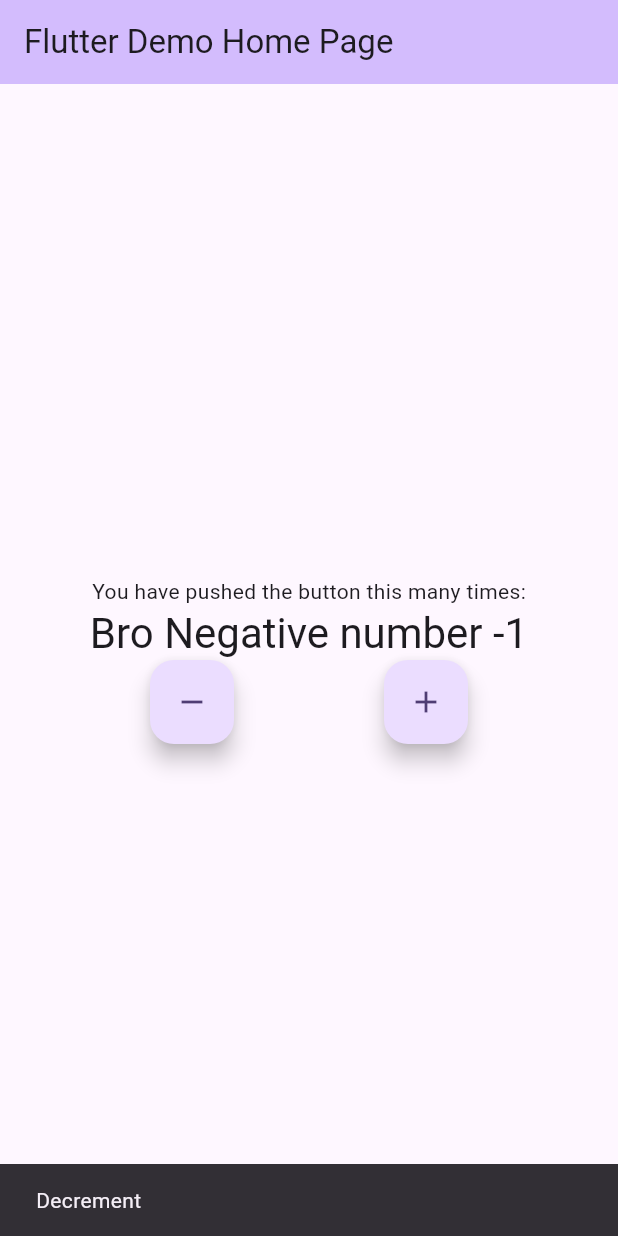
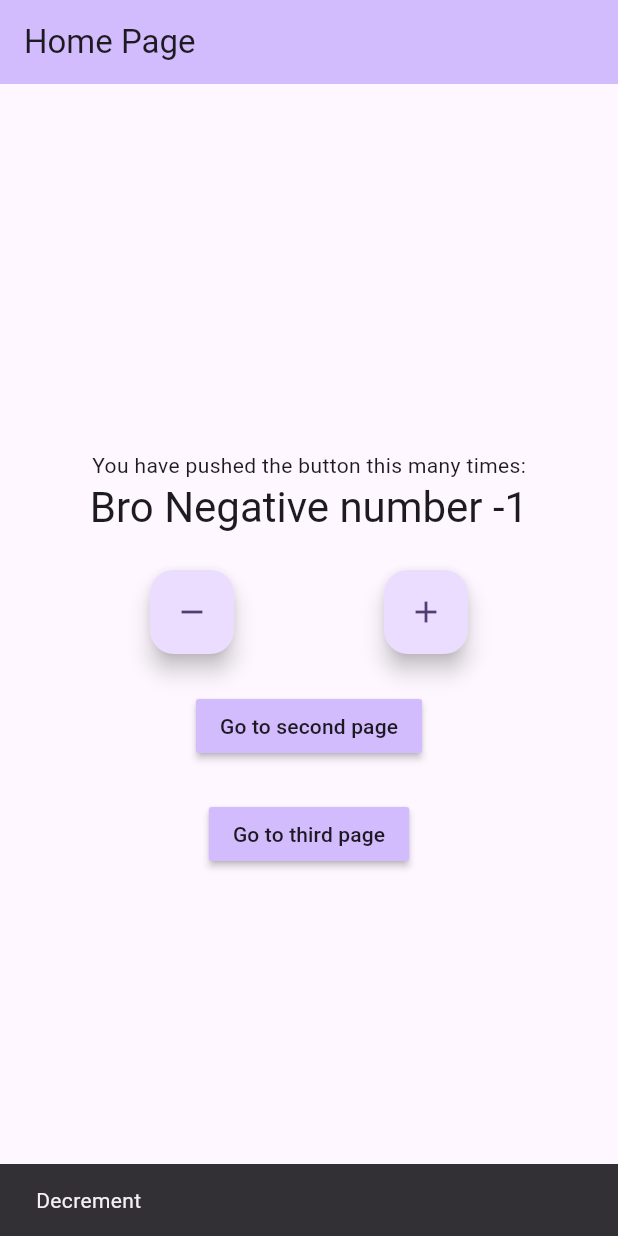
Before and after one commit to Joldubaev/counter-app, a Flutter app: the screen it shows after launch, after a tap on the "remove" icon, on a phone screen of 412 x 824 dp. Run offline on Flutter 3.47's test engine with Material 2 defaults, Android fonts, the phone set to English and light mode, and no system bars; our stand-ins replace bloc, equatable, flutter_bloc.

Commit message:
added new pages and added navigation

```diff
--- a/lib/main.dart
+++ b/lib/main.dart
@@ -2,18 +2,21 @@ import 'package:flutter/foundation.dart';
 import 'package:flutter/material.dart';
 import 'package:flutter_bloc/flutter_bloc.dart';
 import 'package:flutter_example/cubit/counter_cubit.dart';
+import 'package:flutter_example/presentions/router/app_router.dart';
 
 void main() {
   final CounterState counterState1 = CounterState(counterValue: 1);
   final CounterState counterState2 = CounterState(counterValue: 1);
   if (kDebugMode) {
-    print(counterState1 ==counterState2);
+    print(counterState1 == counterState2);
   }
-  runApp(const MyApp());
+  runApp(MyApp());
 }
 
 class MyApp extends StatelessWidget {
-  const MyApp({super.key});
+  MyApp({super.key});
+
+  final AppRouter _appRouter = AppRouter();
 
   @override
   Widget build(BuildContext context) {
@@ -25,86 +28,8 @@ class MyApp extends StatelessWidget {
           colorScheme: ColorScheme.fromSeed(seedColor: Colors.deepPurple),
           useMaterial3: true,
         ),
-        home: const MyHomePage(title: 'Flutter Demo Home Page'),
+        onGenerateRoute: _appRouter.onGenerateRoute,
       ),
     );
   }
 }
-
-class MyHomePage extends StatefulWidget {
-  const MyHomePage({super.key, required this.title});
-  final String title;
-
-  @override
-  State<MyHomePage> createState() => _MyHomePageState();
-}
-
-class _MyHomePageState extends State<MyHomePage> {
-  @override
-  Widget build(BuildContext context) {
-    return Scaffold(
-      appBar: AppBar(
-        backgroundColor: Theme.of(context).colorScheme.inversePrimary,
-        title: Text(widget.title),
-      ),
-      body: Center(
-        child: Column(
-          mainAxisAlignment: MainAxisAlignment.center,
-          children: <Widget>[
-            const Text(
-              'You have pushed the button this many times:',
-            ),
-            BlocConsumer<CounterCubit, CounterState>(
-              listener: (context, state) {
-                if (state.wasIncremended == true) {
-                  ScaffoldMessenger.of(context)
-                      .showSnackBar(const SnackBar(content: Text('Inecrement')));
-                } else if (state.wasIncremended == false) {
-                  ScaffoldMessenger.of(context)
-                      .showSnackBar(const SnackBar(content: Text('Decrement')));
-                }
-              },
-              builder: (context, state) {
-                if (state.counterValue < 0) {
-                  return Text(
-                    'Bro Negative number ${state.counterValue}',
-                    style: Theme.of(context).textTheme.headlineMedium,
-                  );
-                } else if (state.counterValue % 2 == 0) {
-                  return Text(
-                    'Bro whats up your maths ${state.counterValue}',
-                    style: Theme.of(context).textTheme.headlineMedium,
-                  );
-                } else {
-                  return Text(
-                    state.counterValue.toString(),
-                    style: Theme.of(context).textTheme.headlineMedium,
-                  );
-                }
-              },
-            ),
-            Row(
-              mainAxisAlignment: MainAxisAlignment.spaceEvenly,
-              children: [
-                FloatingActionButton(
-                  onPressed: () {
-                    BlocProvider.of<CounterCubit>(context).decrement();
-                  },
-                  tooltip: 'Increment',
-                  child: const Icon(Icons.remove),
-                ),
-                FloatingActionButton(
-                  onPressed: () {
-                    BlocProvider.of<CounterCubit>(context).increment();
-                  },
-                  tooltip: 'Increment',
-                  child: const Icon(Icons.add),
-                ),
-              ],
-            )
-          ],
-        ),
-      ),
-    );
-  }
-}
--- /dev/null
+++ b/lib/presentions/router/app_router.dart
@@ -0,0 +1,34 @@
+import 'package:flutter/material.dart';
+import 'package:flutter_example/presentions/screens/home_screen.dart';
+import 'package:flutter_example/presentions/screens/second_screen.dart';
+import 'package:flutter_example/presentions/screens/threed_screen.dart';
+
+class AppRouter {
+
+  Route? onGenerateRoute(RouteSettings routeSettings) {
+    switch (routeSettings.name) {
+      case '/':
+        return MaterialPageRoute(
+            builder: (_) => MyHomeScreen(
+                title: 'Home Page',
+                color: Theme.of(_).colorScheme.inversePrimary));
+
+      case '/second':
+        return MaterialPageRoute(
+            builder: (_) => SecondScreen(
+                title: 'Second Page',
+                color: Theme.of(_).colorScheme.inversePrimary));
+
+      case '/third':
+        return MaterialPageRoute(
+            builder: (_) => ThreedScreen(
+                title: 'Third Page',
+                color: Theme.of(_).colorScheme.inversePrimary));
+
+      default:
+        return null;
+    }
+  }
+
+
+}
--- /dev/null
+++ b/lib/presentions/screens/home_screen.dart
@@ -0,0 +1,104 @@
+import 'package:flutter/material.dart';
+import 'package:flutter_bloc/flutter_bloc.dart';
+import 'package:flutter_example/cubit/counter_cubit.dart';
+
+class MyHomeScreen extends StatefulWidget {
+  const MyHomeScreen({super.key, required this.title, required this.color});
+  final String title;
+  final Color color;
+
+  @override
+  State<MyHomeScreen> createState() => _MyHomeScreenState();
+}
+
+class _MyHomeScreenState extends State<MyHomeScreen> {
+  @override
+  Widget build(BuildContext context) {
+    return Scaffold(
+      appBar: AppBar(
+        backgroundColor: Theme.of(context).colorScheme.inversePrimary,
+        title: Text(widget.title),
+      ),
+      body: Center(
+        child: Column(
+          mainAxisAlignment: MainAxisAlignment.center,
+          children: <Widget>[
+            const Text(
+              'You have pushed the button this many times:',
+            ),
+            BlocConsumer<CounterCubit, CounterState>(
+              listener: (context, state) {
+                if (state.wasIncremended == true) {
+                  ScaffoldMessenger.of(context).showSnackBar(
+                      const SnackBar(content: Text('Inecrement')));
+                } else if (state.wasIncremended == false) {
+                  ScaffoldMessenger.of(context)
+                      .showSnackBar(const SnackBar(content: Text('Decrement')));
+                }
+              },
+              builder: (context, state) {
+                if (state.counterValue < 0) {
+                  return Text(
+                    'Bro Negative number ${state.counterValue}',
+                    style: Theme.of(context).textTheme.headlineMedium,
+                  );
+                } else if (state.counterValue % 2 == 0) {
+                  return Text(
+                    'Bro whats up your maths ${state.counterValue}',
+                    style: Theme.of(context).textTheme.headlineMedium,
+                  );
+                } else {
+                  return Text(
+                    state.counterValue.toString(),
+                    style: Theme.of(context).textTheme.headlineMedium,
+                  );
+                }
+              },
+            ),
+            const SizedBox(height: 24),
+            Row(
+              mainAxisAlignment: MainAxisAlignment.spaceEvenly,
+              children: [
+                FloatingActionButton(
+                  heroTag: Text('${widget.title}'),
+
+                  onPressed: () {
+                    BlocProvider.of<CounterCubit>(context).decrement();
+
+                  },
+                  tooltip: 'Increment',
+                  child: const Icon(Icons.remove),
+                ),
+                FloatingActionButton(
+                  heroTag: Text('${widget.title} #2'),
+
+                  onPressed: () {
+                    BlocProvider.of<CounterCubit>(context).increment();
+                  },
+                  tooltip: 'Increment',
+                  child: const Icon(Icons.add),
+                ),
+              ],
+            ),
+            const SizedBox(height: 24),
+            MaterialButton(
+              color: Theme.of(context).colorScheme.inversePrimary,
+              onPressed: () {
+                Navigator.of(context).pushNamed('/second');
+              },
+              child: const Text('Go to second page'),
+            ),
+            const SizedBox(height: 24),
+            MaterialButton(
+              color: Theme.of(context).colorScheme.inversePrimary,
+              onPressed: () {
+                Navigator.of(context).pushNamed('/third');
+              },
+              child: const Text('Go to third page'),
+            )
+          ],
+        ),
+      ),
+    );
+  }
+}
```
Also changed, not shown: lib/presentions/screens/second_screen.dart (added, +87 -0 lines), lib/presentions/screens/threed_screen.dart (added, +84 -0 lines), 1 other file.
